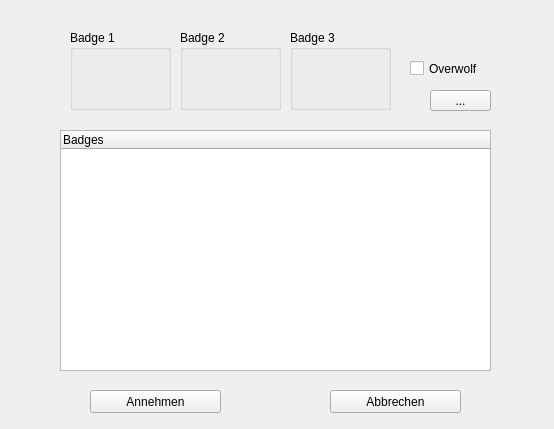
First picture: the form in customBadges/QtConfig.ui, repository exp111/TS3PatchExtensions, before the edit.
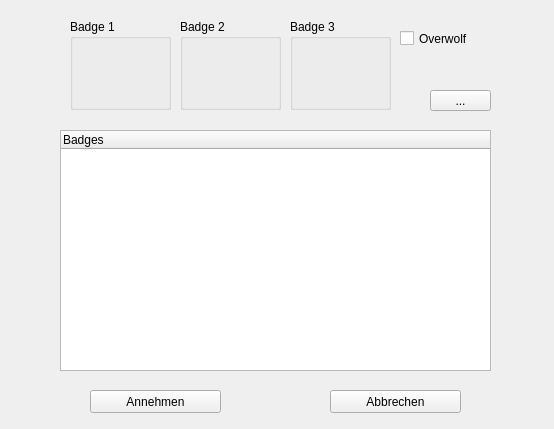
Second picture: the form after the edit. Icons and pictures are not drawn. Custom widgets are drawn as their Qt base class.

What changed in the file:
```diff
--- a/customBadges/QtConfig.ui
+++ b/customBadges/QtConfig.ui
@@ -26,9 +26,9 @@
     <widget class="QCheckBox" name="overwolfCheckBox">
      <property name="geometry">
       <rect>
-       <x>400</x>
-       <y>50</y>
-       <width>91</width>
+       <x>390</x>
+       <y>20</y>
+       <width>131</width>
        <height>17</height>
       </rect>
      </property>
@@ -71,9 +71,9 @@
      <property name="geometry">
       <rect>
        <x>60</x>
-       <y>20</y>
+       <y>9</y>
        <width>101</width>
-       <height>80</height>
+       <height>91</height>
       </rect>
      </property>
      <property name="title">
@@ -83,7 +83,7 @@
       <property name="geometry">
        <rect>
         <x>20</x>
-        <y>12</y>
+        <y>20</y>
         <width>64</width>
         <height>64</height>
        </rect>
@@ -100,9 +100,9 @@
      <property name="geometry">
       <rect>
        <x>280</x>
-       <y>20</y>
+       <y>9</y>
        <width>101</width>
-       <height>80</height>
+       <height>91</height>
       </rect>
      </property>
      <property name="title">
@@ -112,7 +112,7 @@
       <property name="geometry">
        <rect>
         <x>20</x>
-        <y>12</y>
+        <y>20</y>
         <width>64</width>
         <height>64</height>
        </rect>
@@ -126,9 +126,9 @@
      <property name="geometry">
       <rect>
        <x>170</x>
-       <y>20</y>
+       <y>9</y>
        <width>101</width>
-       <height>80</height>
+       <height>91</height>
       </rect>
      </property>
      <property name="title">
@@ -138,7 +138,7 @@
       <property name="geometry">
        <rect>
         <x>20</x>
-        <y>12</y>
+        <y>20</y>
         <width>64</width>
         <height>64</height>
        </rect>
```
Left out of the diff: 12 changed lines with no effect on the pictures.
